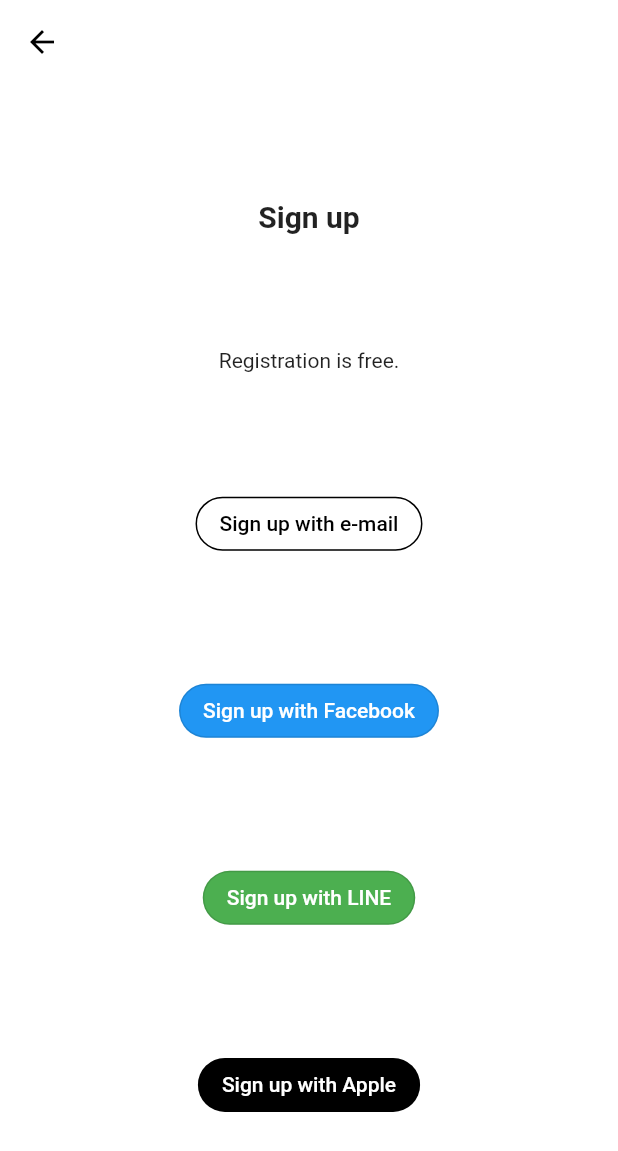
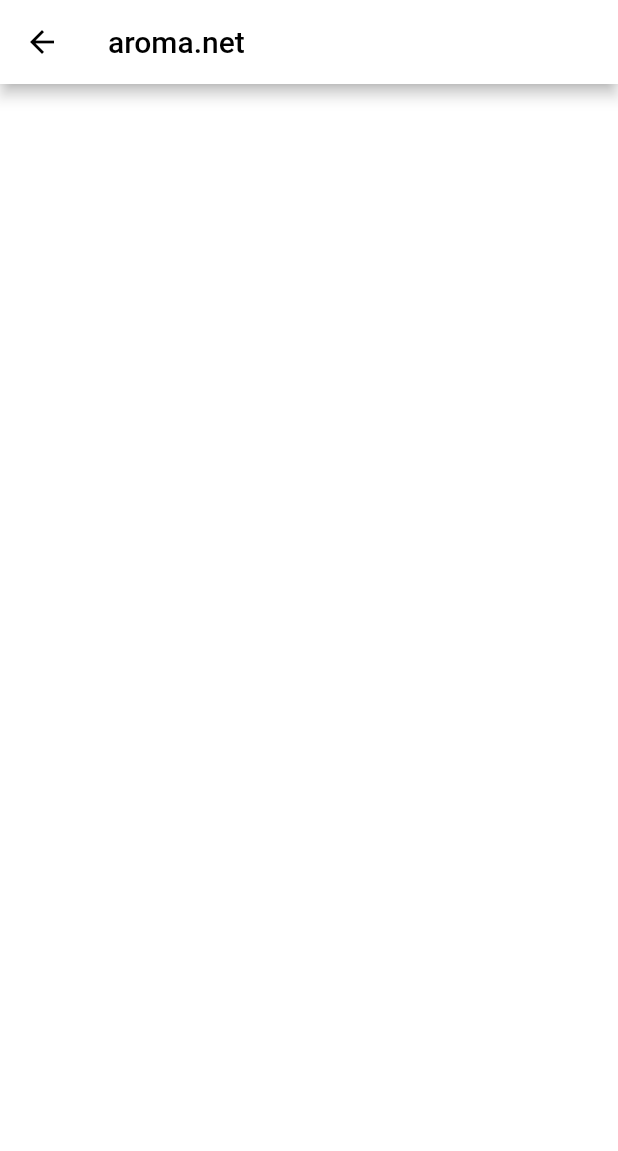
Before and after one commit to yuu-eguci/flutter_lab, a Flutter app: the SignUpPage screen opened by its route, after a tap on "Sign up with e-mail", on a phone screen of 412 x 824 dp. Shown: the top 1151 px of the screen. Run offline on Flutter 3.47's test engine with Material 2 defaults, Android fonts, the phone set to English and light mode, and no system bars.

Commit message:
✨ AromaDotNetHomePage のベース

```diff
--- /dev/null
+++ b/lib/aroma_dot_net_home_page.dart
@@ -0,0 +1,27 @@
+import 'package:flutter/material.dart';
+
+class AromaDotNetHomePage extends StatelessWidget {
+  const AromaDotNetHomePage({Key? key}) : super(key: key);
+
+  @override
+  Widget build(BuildContext context) {
+    return Scaffold(
+      appBar: AppBar(
+        title: const Text('aroma.net'),
+        backgroundColor: Colors.white,
+      ),
+      body: Container(
+        color: Colors.white,
+        child: Center(
+          child: Column(
+            // FIXME: margin とかのとり方がわからんので、とりあえず均一に並べてある。
+            mainAxisAlignment: MainAxisAlignment.spaceEvenly,
+            children: const <Widget>[
+            ],
+          ),
+
+        ),
+      ),
+    );
+  }
+}
--- a/lib/main.dart
+++ b/lib/main.dart
@@ -2,6 +2,7 @@ import 'package:flutter/material.dart';
 import './entrance_page.dart' as entrance_page;
 import './sign_up_page.dart' as sign_up_page;
 import './dart_lab_page.dart' as dart_lab_page;
+import './aroma_dot_net_home_page.dart' as aroma_dot_net_home_page;
 
 void main() {
   runApp(const MyApp());
@@ -37,6 +38,7 @@ class MyApp extends StatelessWidget {
         '/dart-lab-page': (context) => const dart_lab_page.DartLabPage(),
         '/entrance-page': (context) => const entrance_page.EntrancePage(),
         '/sign-up-page': (context) => const sign_up_page.SignUpPage(),
+        '/aroma-dot-net-home-page': (contet) => const aroma_dot_net_home_page.AromaDotNetHomePage(),
       },
     );
   }
--- a/lib/sign_up_page.dart
+++ b/lib/sign_up_page.dart
@@ -33,7 +33,9 @@ class SignUpPage extends StatelessWidget {
                   shape: const StadiumBorder(),
                   side: const BorderSide(color: Colors.black),
                 ),
-                onPressed: () {},
+                onPressed: () {
+                  Navigator.pushNamed(context, '/aroma-dot-net-home-page');
+                },
               ),
               OutlinedButton(
                 child: const Text('Sign up with Facebook'),
@@ -42,7 +44,9 @@ class SignUpPage extends StatelessWidget {
                   shape: const StadiumBorder(),
                   backgroundColor: Colors.blue,
                 ),
-                onPressed: () {},
+                onPressed: () {
+                  Navigator.pushNamed(context, '/aroma-dot-net-home-page');
+                },
               ),
               OutlinedButton(
                 child: const Text('Sign up with LINE'),
@@ -51,7 +55,9 @@ class SignUpPage extends StatelessWidget {
                   shape: const StadiumBorder(),
                   backgroundColor: Colors.green,
                 ),
-                onPressed: () {},
+                onPressed: () {
+                  Navigator.pushNamed(context, '/aroma-dot-net-home-page');
+                },
               ),
               OutlinedButton(
                 child: const Text('Sign up with Apple'),
@@ -60,7 +66,9 @@ class SignUpPage extends StatelessWidget {
                   shape: const StadiumBorder(),
                   backgroundColor: Colors.black,
                 ),
-                onPressed: () {},
+                onPressed: () {
+                  Navigator.pushNamed(context, '/aroma-dot-net-home-page');
+                },
               ),
             ],
           ),
```
